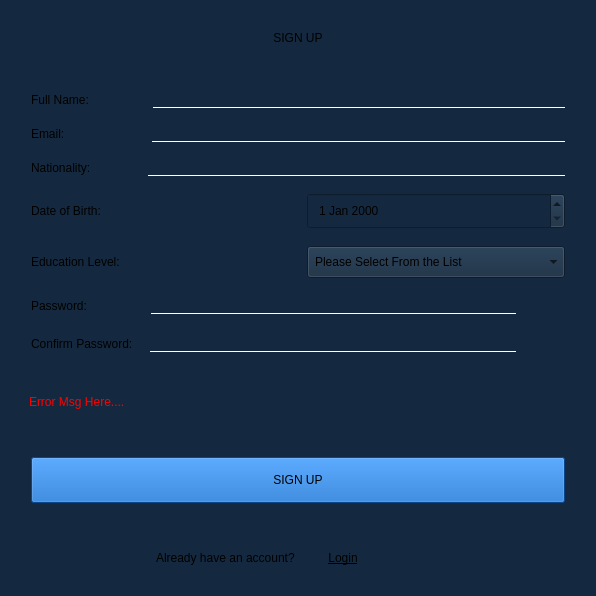
The window that SholarshipManagementSystem/authentications/applicantRegistration.ui (YNCO10/scholarshipManagementSystem) describes before a commit, drawn with Qt 5.
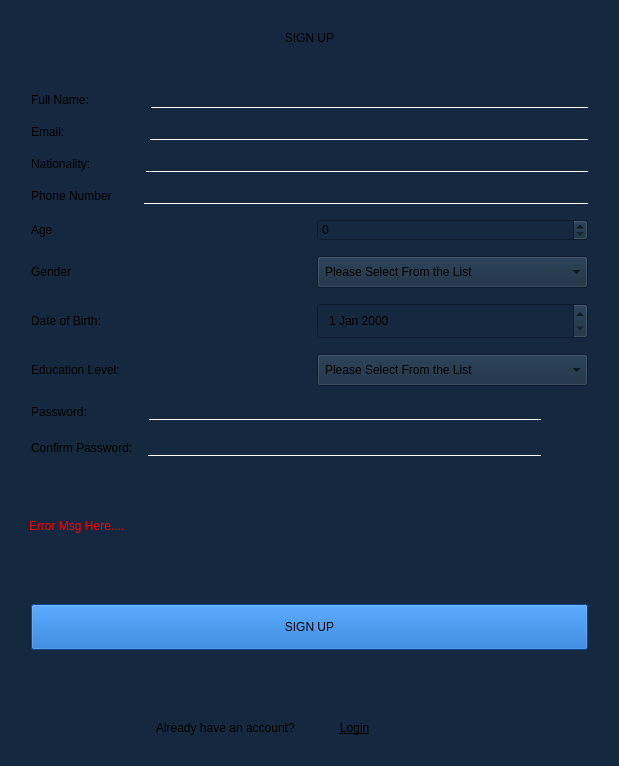
The same window after the commit. Icons and pictures are not drawn.

Commit message: added applicant login

Patch:
```diff
--- a/SholarshipManagementSystem/authentications/applicantRegistration.ui
+++ b/SholarshipManagementSystem/authentications/applicantRegistration.ui
@@ -6,8 +6,8 @@
    <rect>
     <x>0</x>
     <y>0</y>
-    <width>596</width>
-    <height>596</height>
+    <width>619</width>
+    <height>766</height>
    </rect>
   </property>
   <property name="minimumSize">
@@ -18,8 +18,8 @@
   </property>
   <property name="maximumSize">
    <size>
-    <width>596</width>
-    <height>596</height>
+    <width>620</width>
+    <height>800</height>
    </size>
   </property>
   <property name="windowTitle">
@@ -63,7 +63,7 @@
    <item>
     <layout class="QVBoxLayout" name="verticalLayout">
      <property name="spacing">
-      <number>17</number>
+      <number>15</number>
      </property>
      <property name="leftMargin">
       <number>20</number>
@@ -75,7 +75,7 @@
       <number>20</number>
      </property>
      <property name="bottomMargin">
-      <number>20</number>
+      <number>40</number>
      </property>
      <item>
       <layout class="QHBoxLayout" name="horizontalLayout">
@@ -119,6 +119,63 @@
        </item>
       </layout>
      </item>
+     <item>
+      <layout class="QHBoxLayout" name="horizontalLayout_10">
+       <item>
+        <widget class="QLabel" name="label_11">
+         <property name="text">
+          <string>Phone Number     </string>
+         </property>
+        </widget>
+       </item>
+       <item>
+        <widget class="QLineEdit" name="phoneNumTxt"/>
+       </item>
+      </layout>
+     </item>
+     <item>
+      <layout class="QHBoxLayout" name="horizontalLayout_9">
+       <item>
+        <widget class="QLabel" name="label_10">
+         <property name="text">
+          <string>Age</string>
+         </property>
+        </widget>
+       </item>
+       <item>
+        <widget class="QSpinBox" name="ageSpinBox"/>
+       </item>
+      </layout>
+     </item>
+     <item>
+      <layout class="QHBoxLayout" name="horizontalLayout_11">
+       <item>
+        <widget class="QLabel" name="label_12">
+         <property name="text">
+          <string>Gender</string>
+         </property>
+        </widget>
+       </item>
+       <item>
+        <widget class="QComboBox" name="genderCombo">
+         <property name="styleSheet">
+          <string notr="true">padding:7px;
+font: 11pt &quot;Segoe UI&quot;;
+</string>
+         </property>
+         <property name="editable">
+          <bool>false</bool>
+         </property>
+         <property name="currentText">
+          <string extracomment="Please Select From the List"/>
+         </property>
+         <property name="placeholderText">
+          <string>Please Select From the List</string>
+         </property>
+        </widget>
+       </item>
+      </layout>
+     </item>
      <item>
       <layout class="QHBoxLayout" name="horizontalLayout_3">
        <item>
```
The commit also changes 6 other files.
